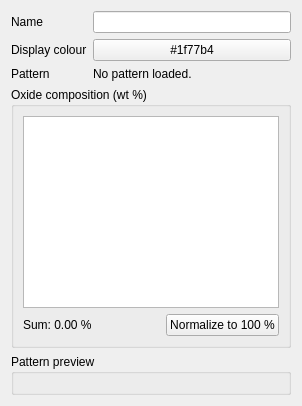
This is src/mudlab/ui/edit_nonclay_phase.ui in Parthasarathi-Ghosh/MudLab2 as Qt 5 draws it before an edit. The edited form follows.
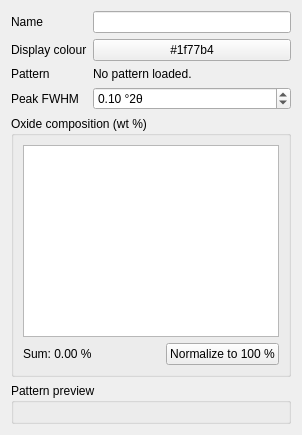
This is the edited form.

Commit message: Non-clay path-2 phase A: live FWHM tuning + specimen-wavelength render

What changed in the file:
```diff
--- a/src/mudlab/ui/edit_nonclay_phase.ui
+++ b/src/mudlab/ui/edit_nonclay_phase.ui
@@ -47,6 +47,38 @@
        </property>
       </widget>
      </item>
+     <item row="3" column="0">
+      <widget class="QLabel" name="lbl_fwhm">
+       <property name="text">
+        <string>Peak FWHM</string>
+       </property>
+      </widget>
+     </item>
+     <item row="3" column="1">
+      <widget class="QDoubleSpinBox" name="spin_fwhm">
+       <property name="toolTip">
+        <string>Peak width for the pattern computed from the structure (only for CIF-derived phases). Change it to match your instrument's real peak width; the pattern re-renders live.</string>
+       </property>
+       <property name="suffix">
+        <string> °2θ</string>
+       </property>
+       <property name="decimals">
+        <number>2</number>
+       </property>
+       <property name="minimum">
+        <double>0.010000000000000</double>
+       </property>
+       <property name="maximum">
+        <double>5.000000000000000</double>
+       </property>
+       <property name="singleStep">
+        <double>0.050000000000000</double>
+       </property>
+       <property name="value">
+        <double>0.100000000000000</double>
+       </property>
+      </widget>
+     </item>
     </layout>
    </item>
    <item>
```
The commit also changes 11 other files.
